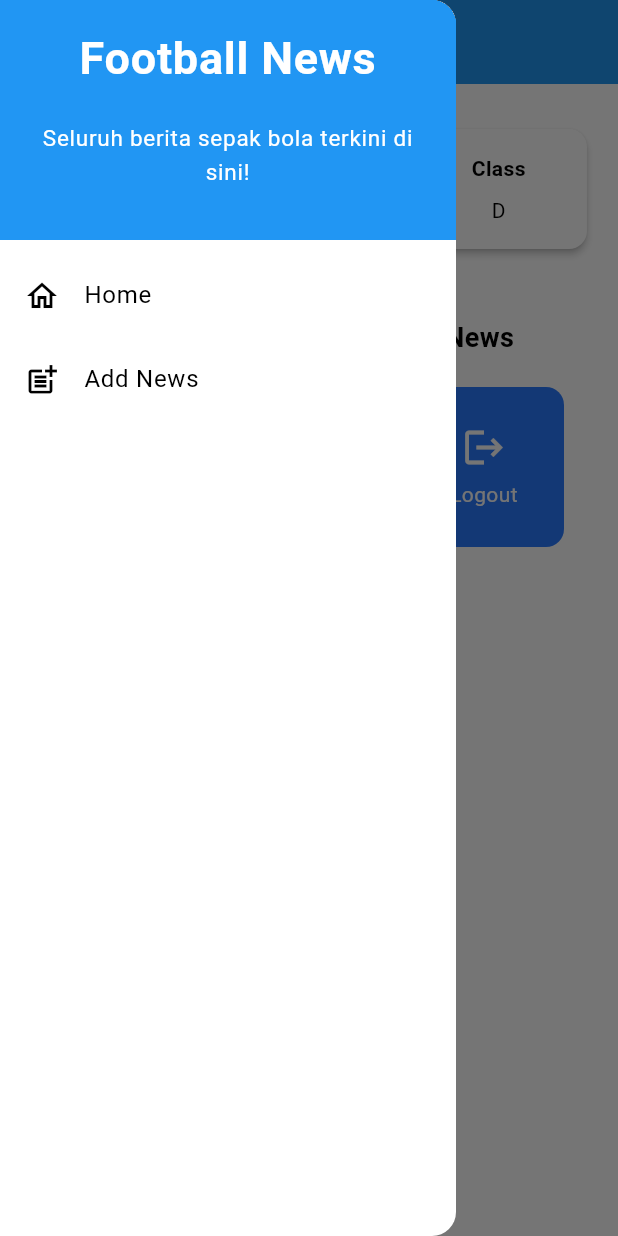
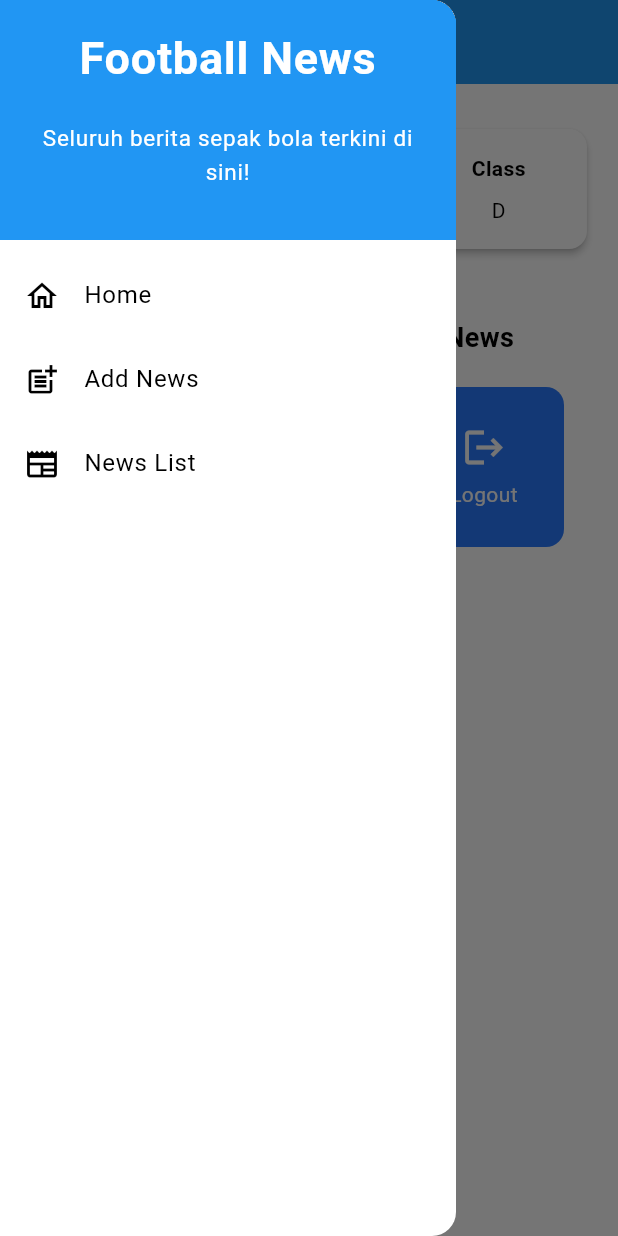
Before and after one commit to peroly/football-news-mobile, a Flutter app: the screen it shows after launch, with the side drawer open, on a phone screen of 412 x 824 dp. Run offline on Flutter 3.47's test engine with Material 3 defaults, Android fonts, the phone set to English and light mode, and no system bars.

Commit message:
Tutorial 7

```diff
--- a/lib/widgets/left_drawer.dart
+++ b/lib/widgets/left_drawer.dart
@@ -62,7 +62,13 @@ class LeftDrawer extends StatelessWidget {
                   ));
             },
           ),
-// TODO: Buat ListTile baru untuk ke halaman melihat news
+          ListTile(
+            leading: const Icon(Icons.newspaper),
+            title: const Text('News List'),
+            onTap: () {
+              //
+            },
+          ),
         ],
       ),
     );
```
